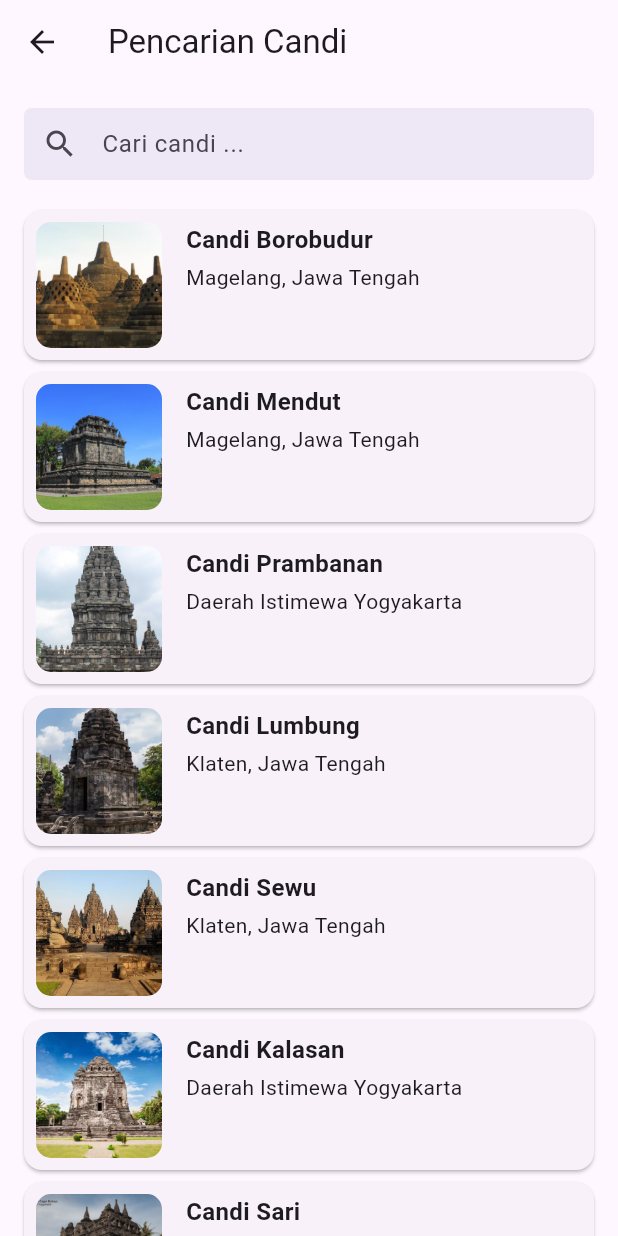
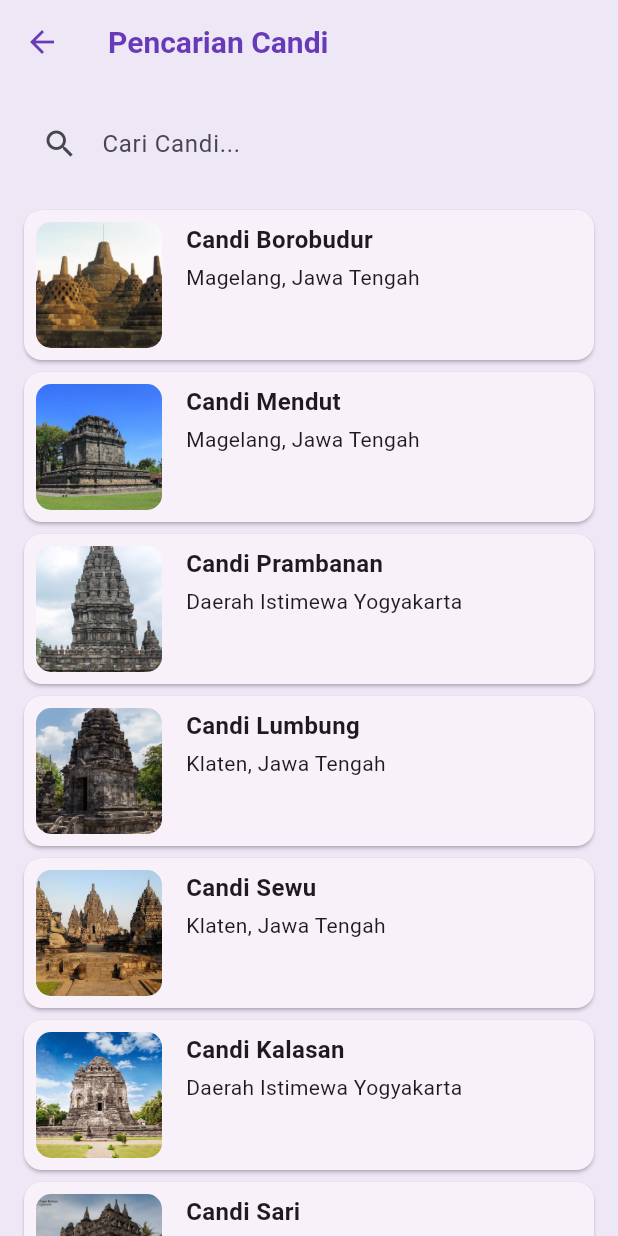
Before and after one commit to Mobile-Programming-MDP/materi-latihan-flutter-2226250050anJovansa, a Flutter app: the SearchScreen screen opened directly, on a phone screen of 412 x 824 dp. Run offline on Flutter 3.47's test engine with Material 2 defaults, Android fonts, the phone set to English and light mode, and no system bars; our stand-ins replace connectivity_plus; network calls fail.

Commit message:
tanggal 13-11-2023

```diff
--- a/wisata_candi/lib/models/candi.dart
+++ b/wisata_candi/lib/models/candi.dart
@@ -18,5 +18,4 @@ class Candi {
     required this.imageUrls,
     this.isFavorite = false,
   });
-
 }
--- a/wisata_candi/lib/screens/search_screen.dart
+++ b/wisata_candi/lib/screens/search_screen.dart
@@ -10,24 +10,24 @@ class SearchScreen extends StatefulWidget {
 }
 
 class _SearchScreenState extends State<SearchScreen> {
-  //TODO: 1. Deklarasi variable yang dibutuhkan
-  List<Candi> _FilteredCandis = candiList;
+//TODO 1 deklarasi variabel
+  List<Candi> _filteredCandis = candiList;
   String _searchQuery = '';
   final TextEditingController _searchController = TextEditingController();
 
   @override
   Widget build(BuildContext context) {
     return Scaffold(
-      //TODO: 2. Buat appbar dengan judul pencarian candi
+      //TODO 2 buat appbar dengan judul pencarian candi
       appBar: AppBar(
         title: const Text('Pencarian Candi'),
       ),
-      //TODO: 3. Buat body berupa column
+      //TODO 3 buat body berupa column
       body: Column(
         children: [
-          //TODO: 4. Buat Textfield pencarian sebagai anak dari column
+          //TODO 4 buat TextField pencarin sebagai anak darri Column
           Padding(
-            padding: const EdgeInsets.all(16.0),
+            padding: const EdgeInsets.all(16),
             child: Container(
               decoration: BoxDecoration(
                 borderRadius: BorderRadius.circular(5),
@@ -35,11 +35,11 @@ class _SearchScreenState extends State<SearchScreen> {
               ),
               child: const TextField(
                 autofocus: false,
-                //TODO: 6. Implementasi fitur pencarian
+                //TODO 6 Implementasi fitur pencarian
                 decoration: InputDecoration(
-                  hintText: 'Cari candi ...',
+                  hintText: 'Cari Candi...',
                   prefixIcon: Icon(Icons.search),
-                  //TODO: 7. Implementasi pengosongan input
+                  //TODO 7 Implementasi pengosongan input
                   border: InputBorder.none,
                   focusedBorder: OutlineInputBorder(
                     borderSide: BorderSide(color: Colors.deepPurple),
@@ -50,47 +50,52 @@ class _SearchScreenState extends State<SearchScreen> {
               ),
             ),
           ),
-          //TODO: 5. Buat Listview hasil pencarian sebagai anak dari column
+          //TODO 5 Buat ListView hasil pencarian sebagai anak dari Column
           Expanded(
             child: ListView.builder(
-              itemCount: _FilteredCandis.length,
+              itemCount: _filteredCandis.length,
               itemBuilder: (context, index) {
-                final Candi = _FilteredCandis[index];
-                //TODO: 8. Implementasi GestureDetection dan Hero Animation
+                final candi = _filteredCandis[index];
+                //TODO 8 Implementasi GestureDetector dan Hero animation
                 return Card(
-                  margin: EdgeInsets.symmetric(horizontal: 16, vertical: 4),
+                  margin:
+                      const EdgeInsets.symmetric(horizontal: 16, vertical: 4),
                   child: Row(
                     crossAxisAlignment: CrossAxisAlignment.start,
                     children: [
                       Container(
-                        padding: EdgeInsets.all(8),
+                        padding: const EdgeInsets.all(8),
                         width: 100,
                         height: 100,
                         child: ClipRRect(
                           borderRadius: BorderRadius.circular(10),
                           child: Image.asset(
-                            Candi.imageAsset,
+                            candi.imageAsset,
                             fit: BoxFit.cover,
                           ),
                         ),
                       ),
                       Padding(
-                        padding: const EdgeInsets.all(8.0),
+                        padding: const EdgeInsets.all(8),
                         child: Column(
                           crossAxisAlignment: CrossAxisAlignment.start,
                           children: [
                             Text(
-                              Candi.name,
+                              candi.name,
                               style: const TextStyle(
-                                  fontSize: 16, fontWeight: FontWeight.bold),
+                                fontWeight: FontWeight.bold,
+                                fontSize: 16,
+                              ),
                             ),
                             const SizedBox(
                               height: 4,
                             ),
-                            Text(Candi.location)
+                            Text(
+                              candi.location,
+                            )
                           ],
                         ),
-                      )
+                      ),
                     ],
                   ),
                 );
```
Also changed, not shown: wisata_candi/lib/main.dart (+94 -6 lines), wisata_candi/lib/screens/SignIn_screen.dart (+17 -34 lines), wisata_candi/lib/screens/detail_screen.dart (+35 -89 lines), wisata_candi/lib/screens/favorite_screen.dart (added, +15 -0 lines), wisata_candi/lib/screens/home_screen.dart (+8 -7 lines), wisata_candi/lib/screens/profile_screen.dart (+8 -8 lines), wisata_candi/lib/widgets/item_card.dart (+15 -15 lines).
